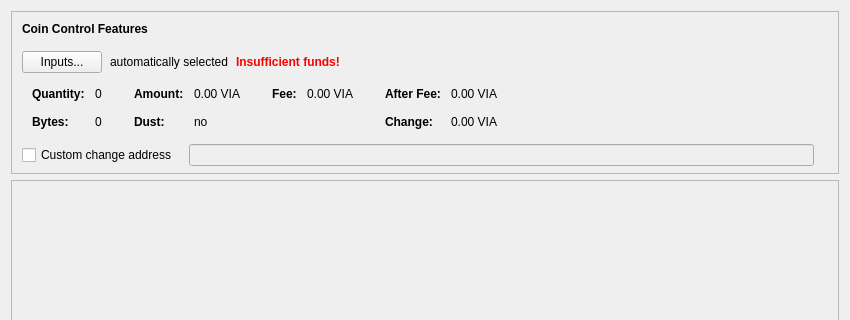
sexcoin-project/sexcoin, file src/qt/forms/sendcoinsdialog.ui: the form before one commit; both pictures show x 0 to 850 and y 0 to 320 of the 850 by 577 pixel window.
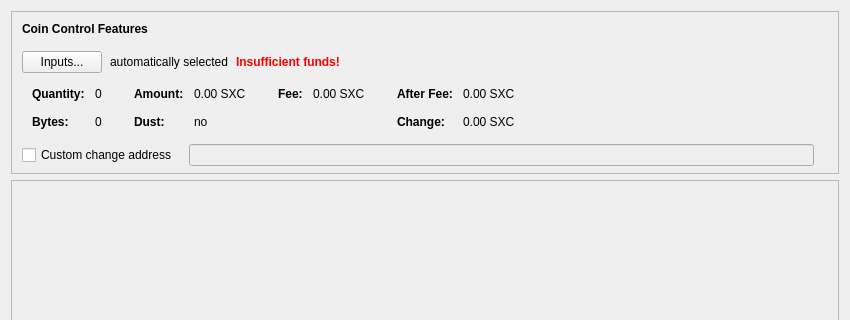
The form after the commit. Icons and pictures are not drawn. Custom widgets are drawn as their Qt base class.

```diff
--- a/src/qt/forms/sendcoinsdialog.ui
+++ b/src/qt/forms/sendcoinsdialog.ui
@@ -324,7 +324,7 @@
                   <enum>Qt::ActionsContextMenu</enum>
                  </property>
                  <property name="text">
-                  <string notr="true">0.00 VIA</string>
+                  <string notr="true">0.00 SXC</string>
                  </property>
                  <property name="textInteractionFlags">
                   <set>Qt::LinksAccessibleByMouse|Qt::TextSelectableByKeyboard|Qt::TextSelectableByMouse</set>
@@ -404,7 +404,7 @@
                   <enum>Qt::ActionsContextMenu</enum>
                  </property>
                  <property name="text">
-                  <string notr="true">0.00 VIA</string>
+                  <string notr="true">0.00 SXC</string>
                  </property>
                  <property name="textInteractionFlags">
                   <set>Qt::LinksAccessibleByMouse|Qt::TextSelectableByKeyboard|Qt::TextSelectableByMouse</set>
@@ -455,7 +455,7 @@
                   <enum>Qt::ActionsContextMenu</enum>
                  </property>
                  <property name="text">
-                  <string notr="true">0.00 VIA</string>
+                  <string notr="true">0.00 SXC</string>
                  </property>
                  <property name="textInteractionFlags">
                   <set>Qt::LinksAccessibleByMouse|Qt::TextSelectableByKeyboard|Qt::TextSelectableByMouse</set>
@@ -484,7 +484,7 @@
                   <enum>Qt::ActionsContextMenu</enum>
                  </property>
                  <property name="text">
-                  <string notr="true">0.00 VIA</string>
+                  <string notr="true">0.00 SXC</string>
                  </property>
                  <property name="textInteractionFlags">
                   <set>Qt::LinksAccessibleByMouse|Qt::TextSelectableByKeyboard|Qt::TextSelectableByMouse</set>
```
